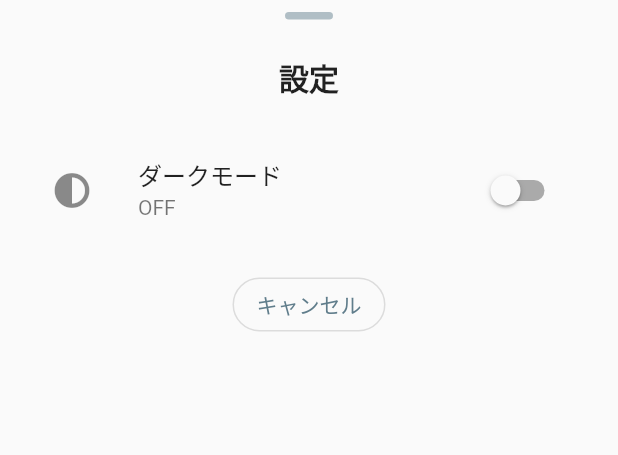
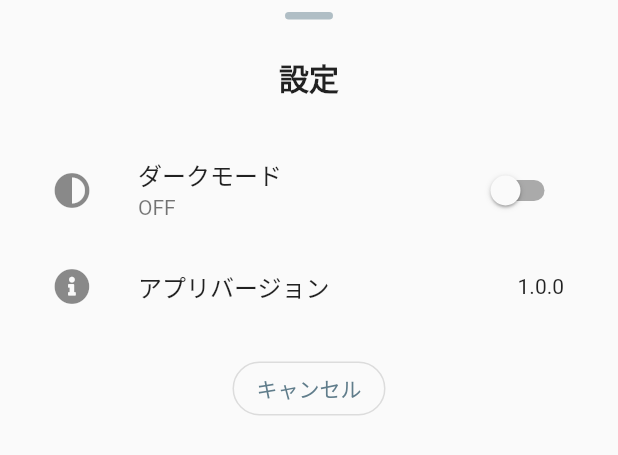
Before and after one commit to naoyukifuruta/inbox-memo, a Flutter app: the SettingModalSheet widget shown alone on an empty page, opened directly, on a phone screen of 412 x 824 dp. Shown: the top 455 px of the screen. Run offline on Flutter 3.47's test engine with Material 2 defaults, Android fonts, the phone set to English and light mode, and no system bars; our stand-ins replace font_awesome_flutter, package_info, share, shared_preferences; accounts and stored records are empty.

Commit message:
アプリバージョンの表示を実装

```diff
--- a/lib/app.dart
+++ b/lib/app.dart
@@ -2,7 +2,7 @@ import 'package:flutter/cupertino.dart';
 import 'package:flutter/material.dart';
 import 'package:provider/provider.dart';
 
-import 'app_page.dart';
+import 'memo_page.dart';
 import 'models/memo_model.dart';
 import 'models/theme_model.dart';
 
@@ -20,7 +20,7 @@ class App extends StatelessWidget {
           debugShowCheckedModeBanner: false,
           home: Consumer<MemoModel>(
             builder: (context, memo, child) {
-              return AppPage(initText: memo.load());
+              return MemoPage(initText: memo.load());
             },
           ),
         );
--- a/lib/app_page.dart
+++ b/lib/memo_page.dart
@@ -6,11 +6,13 @@ import 'package:font_awesome_flutter/font_awesome_flutter.dart';
 import 'package:provider/provider.dart';
 import 'package:share/share.dart';
 
+import 'models/app_info_model.dart';
 import 'models/memo_model.dart';
 import 'models/theme_model.dart';
+import 'setting_page.dart';
 
-class AppPage extends StatelessWidget {
-  AppPage({Key? key, required this.initText}) : super(key: key) {
+class MemoPage extends StatelessWidget {
+  MemoPage({Key? key, required this.initText}) : super(key: key) {
     controller = TextEditingController(text: initText);
   }
 
@@ -82,7 +84,6 @@ class AppPage extends StatelessWidget {
                     return const SettingModalSheet();
                   },
                 );
-                _focusNode.requestFocus();
               },
             ),
             const SizedBox(width: 16),
@@ -104,7 +105,6 @@ class AppPage extends StatelessWidget {
               onPressed: () async {
                 if (controller.text == '') {
                   debugPrint('text empty.');
-                  _focusNode.requestFocus();
                   return;
                 }
                 context.read<MemoModel>().clear();
@@ -121,68 +121,3 @@ class AppPage extends StatelessWidget {
     );
   }
 }
-
-class SettingModalSheet extends StatelessWidget {
-  const SettingModalSheet({Key? key}) : super(key: key);
-
-  @override
-  Widget build(BuildContext context) {
-    return Container(
-      height: 240,
-      margin: const EdgeInsets.symmetric(vertical: 8.0),
-      child: Center(
-        child: Column(
-          children: <Widget>[
-            Container(
-              height: 5,
-              width: 32,
-              decoration: BoxDecoration(
-                borderRadius: BorderRadius.circular(20),
-                color: Theme.of(context).backgroundColor,
-              ),
-            ),
-            const Padding(
-              padding: EdgeInsets.symmetric(vertical: 24.0),
-              child: Text(
-                '設定',
-                style: TextStyle(
-                  fontSize: 20,
-                  fontWeight: FontWeight.bold,
-                ),
-              ),
-            ),
-            Padding(
-              padding: const EdgeInsets.symmetric(horizontal: 20.0),
-              child: ListTile(
-                leading: const SizedBox(
-                  height: 40,
-                  child: Icon(FontAwesomeIcons.adjust),
-                ),
-                title: const Text('ダークモード'),
-                subtitle:
-                    Text(context.read<ThemeModel>().isDark ? 'ON' : 'OFF'),
-                trailing: Switch.adaptive(
-                  value: context.read<ThemeModel>().isDark,
-                  onChanged: (_) {
-                    context.read<ThemeModel>().changeMode();
-                  },
-                ),
-                onTap: null,
-              ),
-            ),
-            const SizedBox(height: 16.0),
-            OutlinedButton(
-              style: OutlinedButton.styleFrom(
-                shape: RoundedRectangleBorder(
-                  borderRadius: BorderRadius.circular(40),
-                ),
-              ),
-              child: const Text('キャンセル'),
-              onPressed: () => Navigator.pop(context, false),
-            ),
-          ],
-        ),
-      ),
-    );
-  }
-}
--- /dev/null
+++ b/lib/models/app_info_model.dart
@@ -0,0 +1,15 @@
+import 'package:flutter/material.dart';
+import 'package:package_info/package_info.dart';
+
+class AppInfoModel extends ChangeNotifier {
+  late String _version;
+  String get version => _version;
+
+  late String _appName;
+  String get appName => _appName;
+
+  AppInfoModel(PackageInfo pi) {
+    _version = pi.version;
+    _appName = pi.appName;
+  }
+}
--- /dev/null
+++ b/lib/setting_page.dart
@@ -0,0 +1,86 @@
+import 'dart:ui';
+
+import 'package:flutter/material.dart';
+import 'package:flutter/widgets.dart';
+import 'package:font_awesome_flutter/font_awesome_flutter.dart';
+import 'package:provider/provider.dart';
+
+import 'models/app_info_model.dart';
+import 'models/theme_model.dart';
+
+class SettingModalSheet extends StatelessWidget {
+  const SettingModalSheet({Key? key}) : super(key: key);
+
+  @override
+  Widget build(BuildContext context) {
+    return Container(
+      height: 300,
+      margin: const EdgeInsets.symmetric(vertical: 8.0),
+      child: Center(
+        child: Column(
+          children: <Widget>[
+            Container(
+              height: 5,
+              width: 32,
+              decoration: BoxDecoration(
+                borderRadius: BorderRadius.circular(20),
+                color: Theme.of(context).backgroundColor,
+              ),
+            ),
+            const Padding(
+              padding: EdgeInsets.symmetric(vertical: 24.0),
+              child: Text(
+                '設定',
+                style: TextStyle(
+                  fontSize: 20,
+                  fontWeight: FontWeight.bold,
+                ),
+              ),
+            ),
+            Padding(
+              padding: const EdgeInsets.symmetric(horizontal: 20.0),
+              child: ListTile(
+                leading: const SizedBox(
+                  height: 40,
+                  child: Icon(FontAwesomeIcons.adjust),
+                ),
+                title: const Text('ダークモード'),
+                subtitle:
+                    Text(context.read<ThemeModel>().isDark ? 'ON' : 'OFF'),
+                trailing: Switch.adaptive(
+                  value: context.read<ThemeModel>().isDark,
+                  onChanged: (_) {
+                    context.read<ThemeModel>().changeMode();
+                  },
+                ),
+                onTap: null,
+              ),
+            ),
+            Padding(
+              padding: const EdgeInsets.symmetric(horizontal: 20.0),
+              child: ListTile(
+                leading: const SizedBox(
+                  height: 40,
+                  child: Icon(FontAwesomeIcons.infoCircle),
+                ),
+                title: const Text('アプリバージョン'),
+                trailing: Text(context.read<AppInfoModel>().version),
+                onTap: null,
+              ),
+            ),
+            const SizedBox(height: 16.0),
+            OutlinedButton(
+              style: OutlinedButton.styleFrom(
+                shape: RoundedRectangleBorder(
+                  borderRadius: BorderRadius.circular(40),
+                ),
+              ),
+              child: const Text('キャンセル'),
+              onPressed: () => Navigator.pop(context, false),
+            ),
+          ],
+        ),
+      ),
+    );
+  }
+}
--- a/pubspec.yaml
+++ b/pubspec.yaml
@@ -15,6 +15,7 @@ dependencies:
   shared_preferences: ^2.0.7
   font_awesome_flutter: ^9.1.0
   share: ^2.0.4
+  package_info: ^2.0.2
 
 dev_dependencies:
   flutter_test:
```
Also changed, not shown: lib/main.dart (+8 -0 lines), lib/models/theme_model.dart (+4 -6 lines), pubspec.lock, 2 other files.
